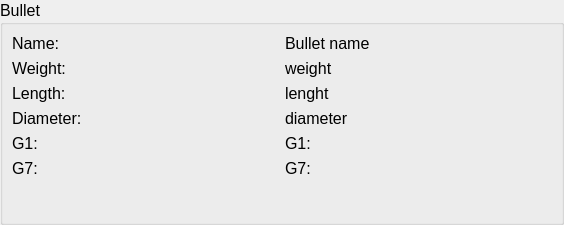
o-murphy/archer_ballistics_constructor, file ui_templates/catalog_bullet_info.ui: the form before one commit.
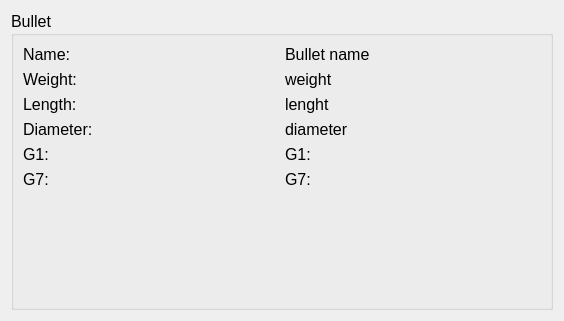
The form after the commit.

Patch:
```diff
--- a/ui_templates/catalog_bullet_info.ui
+++ b/ui_templates/catalog_bullet_info.ui
@@ -7,7 +7,7 @@
     <x>0</x>
     <y>0</y>
     <width>564</width>
-    <height>225</height>
+    <height>321</height>
    </rect>
   </property>
   <property name="sizePolicy">
@@ -20,22 +20,7 @@
    <string>Form</string>
   </property>
   <layout class="QGridLayout" name="gridLayout">
-   <property name="leftMargin">
-    <number>0</number>
-   </property>
-   <property name="topMargin">
-    <number>0</number>
-   </property>
-   <property name="rightMargin">
-    <number>0</number>
-   </property>
-   <property name="bottomMargin">
-    <number>0</number>
-   </property>
-   <property name="spacing">
-    <number>0</number>
-   </property>
-   <item row="0" column="0" alignment="Qt::AlignTop">
+   <item row="0" column="0">
     <widget class="QGroupBox" name="bulletGroupBox">
      <property name="sizePolicy">
       <sizepolicy hsizetype="Expanding" vsizetype="Preferred">
@@ -60,55 +45,7 @@
      <property name="title">
       <string>Bullet</string>
      </property>
-     <layout class="QGridLayout" name="gridLayout_4">
-      <item row="5" column="0">
-       <widget class="QLabel" name="label_80">
-        <property name="sizePolicy">
-         <sizepolicy hsizetype="Preferred" vsizetype="Preferred">
-          <horstretch>0</horstretch>
-          <verstretch>0</verstretch>
-         </sizepolicy>
-        </property>
-        <property name="minimumSize">
-         <size>
-          <width>120</width>
-          <height>0</height>
-         </size>
-        </property>
-        <property name="font">
-         <font>
-          <pointsize>12</pointsize>
-         </font>
-        </property>
-        <property name="text">
-         <string>G7:</string>
-        </property>
-       </widget>
-      </item>
-      <item row="1" column="1">
-       <widget class="QLabel" name="weight">
-        <property name="sizePolicy">
-         <sizepolicy hsizetype="Preferred" vsizetype="Preferred">
-          <horstretch>0</horstretch>
-          <verstretch>0</verstretch>
-         </sizepolicy>
-        </property>
-        <property name="minimumSize">
-         <size>
-          <width>120</width>
-          <height>0</height>
-         </size>
-        </property>
-        <property name="font">
-         <font>
-          <pointsize>12</pointsize>
-         </font>
-        </property>
-        <property name="text">
-         <string>weight</string>
-        </property>
-       </widget>
-      </item>
+     <layout class="QGridLayout" name="gridLayout_2">
       <item row="0" column="0">
        <widget class="QLabel" name="label_79">
         <property name="sizePolicy">
@@ -123,64 +60,11 @@
           <height>0</height>
          </size>
         </property>
-        <property name="font">
-         <font>
-          <pointsize>12</pointsize>
-         </font>
-        </property>
         <property name="text">
          <string>Name:</string>
         </property>
        </widget>
       </item>
-      <item row="3" column="1">
-       <widget class="QLabel" name="diameter">
-        <property name="sizePolicy">
-         <sizepolicy hsizetype="Preferred" vsizetype="Preferred">
-          <horstretch>0</horstretch>
-          <verstretch>0</verstretch>
-         </sizepolicy>
-        </property>
-        <property name="minimumSize">
-         <size>
-          <width>120</width>
-          <height>0</height>
-         </size>
-        </property>
-        <property name="font">
-         <font>
-          <pointsize>12</pointsize>
-         </font>
-        </property>
-        <property name="text">
-         <string>diameter</string>
-        </property>
-       </widget>
-      </item>
-      <item row="3" column="0">
-       <widget class="QLabel" name="label_76">
-        <property name="sizePolicy">
-         <sizepolicy hsizetype="Preferred" vsizetype="Preferred">
-          <horstretch>0</horstretch>
-          <verstretch>0</verstretch>
-         </sizepolicy>
-        </property>
-        <property name="minimumSize">
-         <size>
-          <width>120</width>
-          <height>0</height>
-         </size>
-        </property>
-        <property name="font">
-         <font>
-          <pointsize>12</pointsize>
-         </font>
-        </property>
-        <property name="text">
-         <string>Diameter:</string>
-        </property>
-       </widget>
-      </item>
       <item row="0" column="1">
        <widget class="QLabel" name="bulletName">
         <property name="sizePolicy">
@@ -189,70 +73,11 @@
           <verstretch>0</verstretch>
          </sizepolicy>
         </property>
-        <property name="minimumSize">
-         <size>
-          <width>120</width>
-          <height>0</height>
-         </size>
-        </property>
-        <property name="font">
-         <font>
-          <pointsize>12</pointsize>
-         </font>
-        </property>
         <property name="text">
          <string>Bullet name</string>
         </property>
        </widget>
       </item>
-      <item row="2" column="1">
-       <widget class="QLabel" name="lenght">
-        <property name="sizePolicy">
-         <sizepolicy hsizetype="Preferred" vsizetype="Preferred">
-          <horstretch>0</horstretch>
-          <verstretch>0</verstretch>
-         </sizepolicy>
-        </property>
-        <property name="minimumSize">
-         <size>
-          <width>120</width>
-          <height>0</height>
-         </size>
-        </property>
-        <property name="font">
-         <font>
-          <pointsize>12</pointsize>
-         </font>
-        </property>
-        <property name="text">
-         <string>lenght</string>
-        </property>
-       </widget>
-      </item>
-      <item row="4" column="0">
-       <widget class="QLabel" name="label_78">
-        <property name="sizePolicy">
-         <sizepolicy hsizetype="Preferred" vsizetype="Preferred">
-          <horstretch>0</horstretch>
-          <verstretch>0</verstretch>
-         </sizepolicy>
-        </property>
-        <property name="minimumSize">
-         <size>
-          <width>120</width>
-          <height>0</height>
-         </size>
-        </property>
-        <property name="font">
-         <font>
-          <pointsize>12</pointsize>
-         </font>
-        </property>
-        <property name="text">
-         <string>G1:</string>
-        </property>
-       </widget>
-      </item>
       <item row="1" column="0">
        <widget class="QLabel" name="label_74">
         <property name="sizePolicy">
@@ -267,16 +92,30 @@
           <height>0</height>
          </size>
         </property>
-        <property name="font">
-         <font>
-          <pointsize>12</pointsize>
-         </font>
-        </property>
         <property name="text">
          <string>Weight:</string>
         </property>
        </widget>
       </item>
+      <item row="1" column="1">
+       <widget class="QLabel" name="weight">
+        <property name="sizePolicy">
+         <sizepolicy hsizetype="Preferred" vsizetype="Preferred">
+          <horstretch>0</horstretch>
+          <verstretch>0</verstretch>
+         </sizepolicy>
+        </property>
+        <property name="minimumSize">
+         <size>
+          <width>120</width>
+          <height>0</height>
+         </size>
+        </property>
+        <property name="text">
+         <string>weight</string>
+        </property>
+       </widget>
+      </item>
       <item row="2" column="0">
        <widget class="QLabel" name="label_75">
         <property name="sizePolicy">
@@ -291,16 +130,87 @@
           <height>0</height>
          </size>
         </property>
-        <property name="font">
-         <font>
-          <pointsize>12</pointsize>
-         </font>
-        </property>
         <property name="text">
          <string>Length:</string>
         </property>
        </widget>
       </item>
+      <item row="2" column="1">
+       <widget class="QLabel" name="lenght">
+        <property name="sizePolicy">
+         <sizepolicy hsizetype="Preferred" vsizetype="Preferred">
+          <horstretch>0</horstretch>
+          <verstretch>0</verstretch>
+         </sizepolicy>
+        </property>
+        <property name="minimumSize">
+         <size>
+          <width>120</width>
+          <height>0</height>
+         </size>
+        </property>
+        <property name="text">
+         <string>lenght</string>
+        </property>
+       </widget>
+      </item>
+      <item row="3" column="0">
+       <widget class="QLabel" name="label_76">
+        <property name="sizePolicy">
+         <sizepolicy hsizetype="Preferred" vsizetype="Preferred">
+          <horstretch>0</horstretch>
+          <verstretch>0</verstretch>
+         </sizepolicy>
+        </property>
+        <property name="minimumSize">
+         <size>
+          <width>120</width>
+          <height>0</height>
+         </size>
+        </property>
+        <property name="text">
+         <string>Diameter:</string>
+        </property>
+       </widget>
+      </item>
+      <item row="3" column="1">
+       <widget class="QLabel" name="diameter">
+        <property name="sizePolicy">
+         <sizepolicy hsizetype="Preferred" vsizetype="Preferred">
+          <horstretch>0</horstretch>
+          <verstretch>0</verstretch>
+         </sizepolicy>
+        </property>
+        <property name="minimumSize">
+         <size>
+          <width>120</width>
+          <height>0</height>
+         </size>
+        </property>
+        <property name="text">
+         <string>diameter</string>
+        </property>
+       </widget>
+      </item>
+      <item row="4" column="0">
+       <widget class="QLabel" name="label_78">
+        <property name="sizePolicy">
+         <sizepolicy hsizetype="Preferred" vsizetype="Preferred">
+          <horstretch>0</horstretch>
+          <verstretch>0</verstretch>
+         </sizepolicy>
+        </property>
+        <property name="minimumSize">
+         <size>
+          <width>120</width>
+          <height>0</height>
+         </size>
+        </property>
+        <property name="text">
+         <string>G1:</string>
+        </property>
+       </widget>
+      </item>
       <item row="4" column="1">
        <widget class="QLabel" name="g1">
         <property name="sizePolicy">
@@ -315,16 +225,30 @@
           <height>0</height>
          </size>
         </property>
-        <property name="font">
-         <font>
-          <pointsize>12</pointsize>
-         </font>
-        </property>
         <property name="text">
          <string>G1:</string>
         </property>
        </widget>
       </item>
+      <item row="5" column="0">
+       <widget class="QLabel" name="label_80">
+        <property name="sizePolicy">
+         <sizepolicy hsizetype="Preferred" vsizetype="Preferred">
+          <horstretch>0</horstretch>
+          <verstretch>0</verstretch>
+         </sizepolicy>
+        </property>
+        <property name="minimumSize">
+         <size>
+          <width>120</width>
+          <height>0</height>
+         </size>
+        </property>
+        <property name="text">
+         <string>G7:</string>
+        </property>
+       </widget>
+      </item>
       <item row="5" column="1">
        <widget class="QLabel" name="g7">
         <property name="sizePolicy">
@@ -339,11 +263,6 @@
           <height>0</height>
          </size>
         </property>
-        <property name="font">
-         <font>
-          <pointsize>12</pointsize>
-         </font>
-        </property>
         <property name="text">
          <string>G7:</string>
         </property>
```
